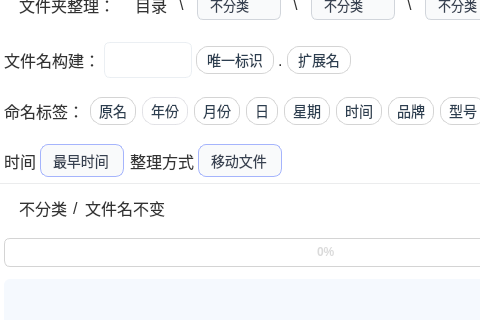
Above: Ui_MainWindow.ui from YangShengzhou03/LeafSort before the change; both pictures show x 179 to 659 and y 92 to 412 of the 942 by 580 pixel window. Below: the same form after it.
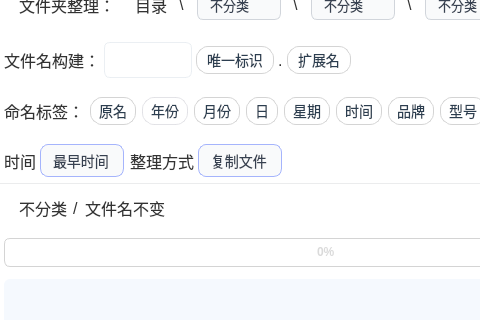
That is the form after the change. The open tabs and pages were chosen to show the change. Icons and pictures are not drawn.

```diff
--- a/Ui_MainWindow.ui
+++ b/Ui_MainWindow.ui
@@ -3777,11 +3777,6 @@
     box-shadow: 0 0 0 2px rgba(139, 92, 246, 0.2), 0 2px 6px rgba(0, 0, 0, 0.08);
 }</string>
                             </property>
-                            <item>
-                             <property name="text">
-                              <string>移动文件</string>
-                             </property>
-                            </item>
                             <item>
                              <property name="text">
                               <string>复制文件</string>
```
Left out of the diff: 7 changed lines with no effect on the pictures. Lines whose indentation alone changed are shown as unchanged.
